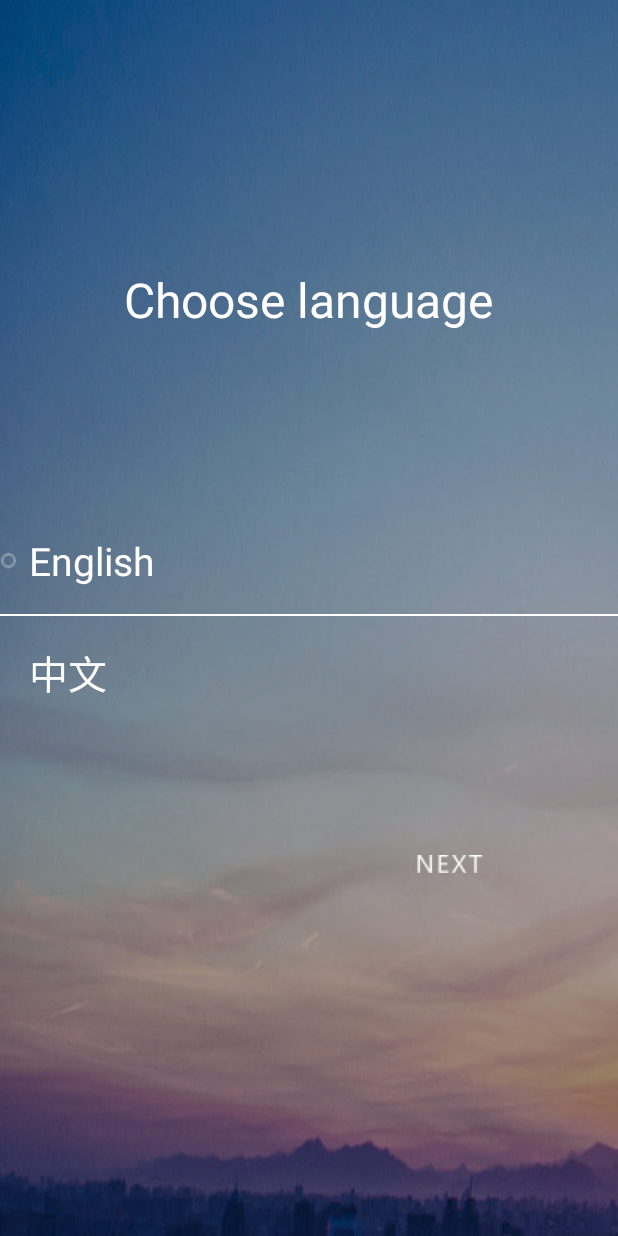
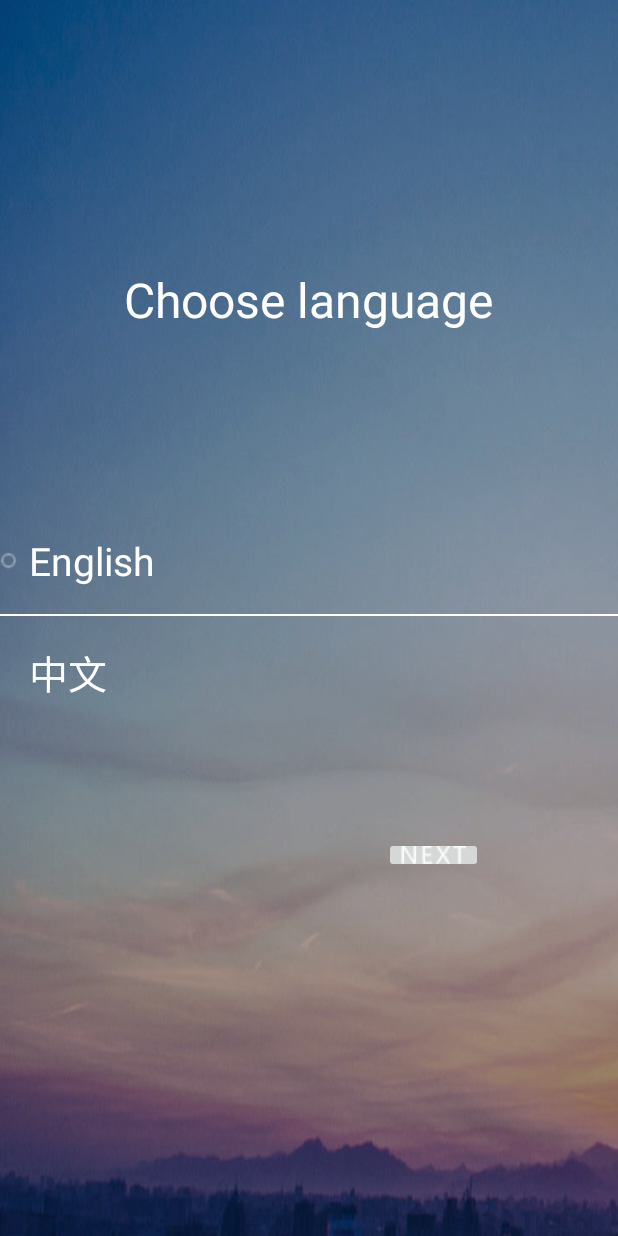
Before and after one commit to BlackHellTeam/Albums, an Android app: the screen it shows after launch (GuideActivity), on a phone screen of 412 x 824 dp. Run offline under Robolectric (Android 15) with nearby library versions, the phone set to English and light mode, and no system bars; libraries missing offline, so code that uses them is left out: com.facebook, com.facebook.model; 7 statements that could not run were skipped.

Commit message:
调整按钮大小

```diff
--- a/app/src/main/java/com/liang/albums/activity/GuideActivity.java
+++ b/app/src/main/java/com/liang/albums/activity/GuideActivity.java
@@ -21,6 +21,7 @@ import android.view.LayoutInflater;
 import android.view.View;
 import android.widget.AdapterView;
 import android.widget.Button;
+import android.widget.ImageButton;
 import android.widget.ListView;
 
 import com.liang.albums.R;
@@ -57,8 +58,6 @@ public class GuideActivity extends FragmentActivity implements ViewPager.OnPageC
     private final BroadcastReceiver mReceiver;
     private AccessPoint mSelectedAccessPoint;
     private static final int INVALID_NETWORK_ID = -1;
-    private static final String EXTRA_HUB_NAME = "user_name";
-    private static final String EXTRA_HUB_PASSWORD = "user_password";
     private Scanner mScanner;
     private NetworkInfo.DetailedState mLastState;
     private WifiInfo mLastInfo;
@@ -133,7 +132,7 @@ public class GuideActivity extends FragmentActivity implements ViewPager.OnPageC
         View pageView3 = inflater.inflate(R.layout.page_item_datetime, null);
 
         // language page
-        Button btnNext = (Button)pageView1.findViewById(R.id.btn_pager_next);
+        ImageButton btnNext = (ImageButton)pageView1.findViewById(R.id.btn_pager_next);
         btnNext.setOnClickListener(new View.OnClickListener() {
             @Override
             public void onClick(View v) {
@@ -153,7 +152,7 @@ public class GuideActivity extends FragmentActivity implements ViewPager.OnPageC
                 dialog.show();
             }
         });
-        Button btnGoAhead = (Button)pageView2.findViewById(R.id.btn_pager_next);
+        ImageButton btnGoAhead = (ImageButton)pageView2.findViewById(R.id.btn_pager_next);
         btnGoAhead.setOnClickListener(new View.OnClickListener() {
             @Override
             public void onClick(View v) {
@@ -163,11 +162,11 @@ public class GuideActivity extends FragmentActivity implements ViewPager.OnPageC
 
 
         // time settings
-        Button btnDone = (Button)pageView3.findViewById(R.id.btn_pager_done);
+        ImageButton btnDone = (ImageButton)pageView3.findViewById(R.id.btn_pager_done);
         btnDone.setOnClickListener(new View.OnClickListener() {
             @Override
             public void onClick(View v) {
-                startActivity(new Intent(GuideActivity.this, MainActivity.class));
+//                startActivity(new Intent(GuideActivity.this, MainActivity.class));
                 AlbumsApp.getInstance().getPreferenceUtil()
                         .setPrefBoolean(Constants.PreferenceConstants.FIRST_USE_FLAG, false);
                 GuideActivity.this.finish();
--- a/app/src/main/java/com/liang/albums/activity/SplashActivity.java
+++ b/app/src/main/java/com/liang/albums/activity/SplashActivity.java
@@ -34,7 +34,7 @@ public class SplashActivity extends FragmentActivity implements SocialEventsHand
     private final String TAG = "SplashActivity";
 
     private List<WifiConfiguration> mWifiCfgs;
-    private ScanResult mScanResult;
+//    private ScanResult mScanResult;
     private List<ScanResult> mListResult;
     private WifiUtil mWifiUtil;
     private SocialAuthAdapter mAuthAdapter;
@@ -84,7 +84,7 @@ public class SplashActivity extends FragmentActivity implements SocialEventsHand
 
             connectKnownWifi();
 
-            connectSocialAccounts();
+//            connectSocialAccounts();
         }
     };
 
--- a/app/src/main/java/com/liang/albums/fragment/FacebookSettingFragment.java
+++ b/app/src/main/java/com/liang/albums/fragment/FacebookSettingFragment.java
@@ -127,7 +127,6 @@ public class FacebookSettingFragment extends Fragment
         });
 
         List<String> permissions = new ArrayList<>();
-        //permissions.add("user_friends");
         permissions.add("user_photos");
         btnLogin = (LoginButton)rootView.findViewById(R.id.btn_facebook_login);
         btnLogin.setFragment(this);
--- a/app/src/main/java/com/liang/albums/view/WifiPasswordDialog.java
+++ b/app/src/main/java/com/liang/albums/view/WifiPasswordDialog.java
@@ -50,7 +50,7 @@ public class WifiPasswordDialog extends AbstractDialog {
         mBtnCancel.setOnClickListener(new View.OnClickListener() {
             @Override
             public void onClick(View v) {
-                WifiPasswordDialog.this.dismiss();
+                WifiPasswordDialog.this.cancel();
             }
         });
 
--- a/app/src/main/res/layout/page_item_language.xml
+++ b/app/src/main/res/layout/page_item_language.xml
@@ -49,14 +49,15 @@
 
     </RadioGroup>
 
-    <Button
+    <ImageButton
         android:id="@+id/btn_pager_next"
-        android:layout_width="44dp"
-        android:layout_height="12dp"
+        android:layout_width="66dp"
+        android:layout_height="24dp"
         android:layout_alignParentBottom="true"
         android:layout_marginBottom="242dp"
         android:layout_alignParentRight="true"
         android:layout_marginRight="90dp"
-        android:background="@drawable/btn_next"/>
+        android:scaleType="center"
+        android:src="@drawable/btn_next"/>
 
 </RelativeLayout>
```
Also changed, not shown: app/src/main/res/layout/page_item_datetime.xml (+4 -3 lines), app/src/main/res/layout/page_item_wifi.xml (+5 -4 lines).
